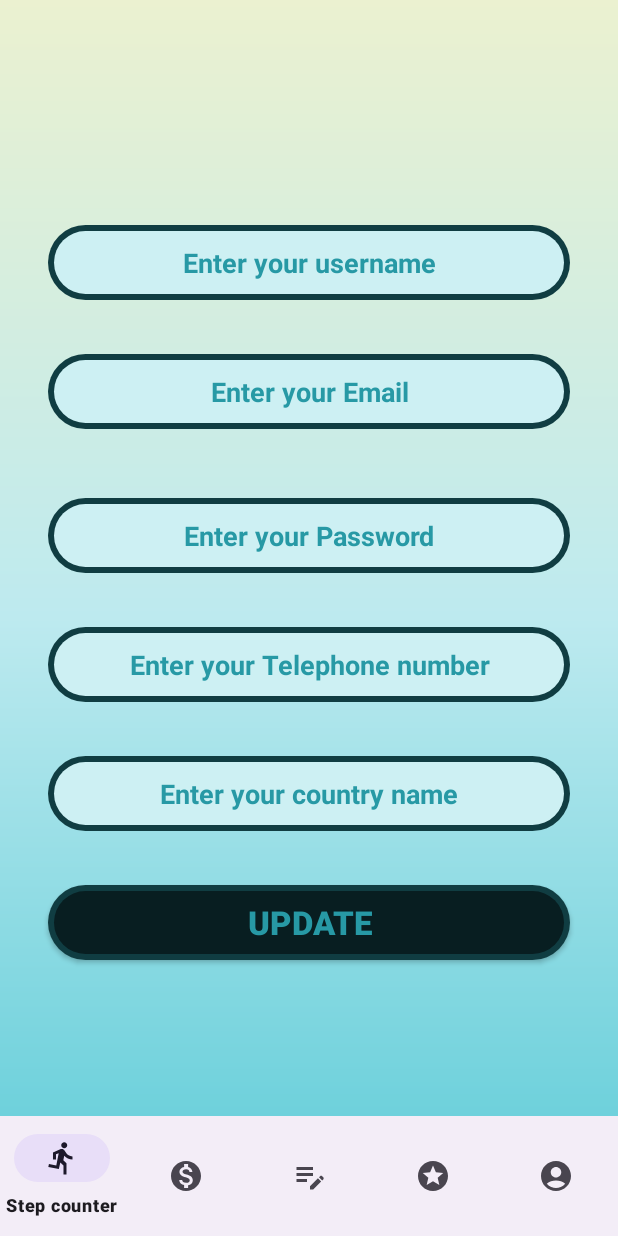
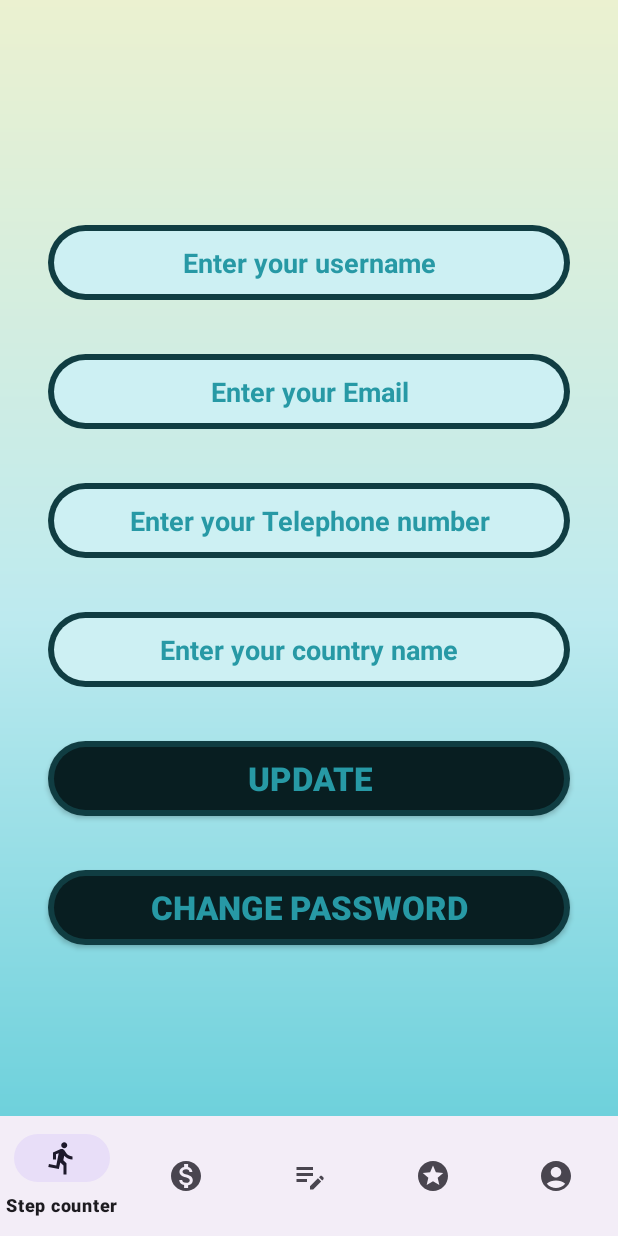
Before and after one commit to jmaimohamed/JetSetGo, an Android app: the fragment InformationF placed in its activity, on a phone screen of 412 x 824 dp. Run offline under Robolectric (Android 15) with nearby library versions, the phone set to English and light mode, and no system bars; our stand-ins replace Room's generated code.

Commit message:
User_Final(CRUD/API(Email/BCrypt04)/Capteur(vocale/Sansf+ FingerPrint))

```diff
--- a/app/build.gradle.kts
+++ b/app/build.gradle.kts
@@ -50,4 +50,6 @@ dependencies {
     androidTestImplementation("androidx.test.ext:junit:1.1.5")
     androidTestImplementation("androidx.test.espresso:espresso-core:3.5.1")
     implementation("androidx.biometric:biometric:1.1.0")
+    implementation ("at.favre.lib:bcrypt:0.9.0")
+
 }
--- a/app/src/main/java/com/jmaaix/testttttt/All_UserF.java
+++ b/app/src/main/java/com/jmaaix/testttttt/All_UserF.java
@@ -51,11 +51,9 @@ public class All_UserF extends Fragment {
         userRecyclerView = view.findViewById(R.id.userRecyclerView);
         userRecyclerView.setLayoutManager(new LinearLayoutManager(getContext())); // Set your preferred layout manager
 
-        // Load the list of users from the database using your Room DAO
         UserDao userDao = UserDatabase.getInstance(requireContext()).userDao();
         List<User> userList = userDao.getAll();
 
-        // Create the adapter and set it to the RecyclerView
         adapter = new UserListAdapter(userList, new UserListAdapter.OnUserClickListener() {
             @Override
             public void onUserClick(User user) {
@@ -68,6 +66,7 @@ public class All_UserF extends Fragment {
                 transaction.commit();
 
             }
+
             @Override
             public void onDeleteClick(User user) {
                 AlertDialog.Builder builder = new AlertDialog.Builder(getContext());
@@ -76,7 +75,7 @@ public class All_UserF extends Fragment {
                 builder.setPositiveButton("Yes", new DialogInterface.OnClickListener() {
                     @Override
                     public void onClick(DialogInterface dialog, int which) {
-                        // Delete the account (call a method to delete from the database)
+
                         userDao.deleteUserById(user.getId());
                         FragmentManager fm = getActivity().getSupportFragmentManager();
                         for (int i = 0; i < fm.getBackStackEntryCount(); ++i) {
--- a/app/src/main/java/com/jmaaix/testttttt/DAO/FingerprintDataDao.java
+++ /dev/null
@@ -1,26 +0,0 @@
-package com.jmaaix.testttttt.DAO;
-
-import androidx.room.Dao;
-import androidx.room.Insert;
-import androidx.room.OnConflictStrategy;
-import androidx.room.Query;
-import androidx.room.Update;
-
-import com.jmaaix.testttttt.database.UserDatabase;
-import com.jmaaix.testttttt.entities.FingerprintData;
-import com.jmaaix.testttttt.entities.User;
-
-
-@Dao
-public interface FingerprintDataDao  {
-
-
-
-
-
-    @Insert(onConflict = OnConflictStrategy.REPLACE)
-    void insertFingerprintData(FingerprintData fingerprintData);
-
-    @Query("SELECT * FROM fingerPrint WHERE userId = :userId")
-    FingerprintData getFingerprintDataByUserId(long userId);
-}
--- a/app/src/main/java/com/jmaaix/testttttt/DAO/UserDao.java
+++ b/app/src/main/java/com/jmaaix/testttttt/DAO/UserDao.java
@@ -7,7 +7,6 @@ import androidx.room.OnConflictStrategy;
 import androidx.room.Query;
 import androidx.room.Update;
 
-import com.jmaaix.testttttt.entities.FingerprintData;
 import com.jmaaix.testttttt.entities.User;
 
 import java.util.List;
@@ -47,6 +46,9 @@ public interface UserDao {
     void updateUser(User user);
     @Query("UPDATE users SET username = :newUsername , Email=:Email , Telephone = :Telephonee , Pays = :Payss  WHERE id = :userId")
     void updateUsername(long userId, String newUsername,String Email,String Telephonee,String Payss);
+
+    @Query("UPDATE users SET password = :Password  WHERE id = :userId")
+    void UpdatePassword(long userId, String Password);
     @Delete
     void deleteUser(User user);
     @Query("DELETE FROM users WHERE id = :userId")
@@ -58,8 +60,6 @@ public interface UserDao {
     @Query("SELECT * FROM users WHERE id = :userId")
     User getUserById(long userId);
 
-    @Query("SELECT * FROM fingerprint WHERE userId  = :userId") // Correct the table name
-    FingerprintData getFingerprintDataByUserId(long userId);
 
     @Query("UPDATE users SET Spes=:spess  WHERE id = :userId")
 
--- a/app/src/main/java/com/jmaaix/testttttt/database/UserDatabase.java
+++ b/app/src/main/java/com/jmaaix/testttttt/database/UserDatabase.java
@@ -6,19 +6,14 @@ import androidx.room.Database;
 import androidx.room.Room;
 import androidx.room.RoomDatabase;
 
-import com.jmaaix.testttttt.DAO.FingerprintDataDao;
 import com.jmaaix.testttttt.DAO.UserDao;
-import com.jmaaix.testttttt.entities.FingerprintData;
 import com.jmaaix.testttttt.entities.User;
 
-import java.util.List;
-import java.util.Map;
-
-@Database(entities = {User.class , FingerprintData.class},version = 1,exportSchema = false)
+@Database(entities = {User.class},version = 2,exportSchema = false)
 public abstract class UserDatabase extends RoomDatabase {
     private static UserDatabase instance ;
     public abstract UserDao userDao();
-    public abstract FingerprintDataDao fingerprintDataDao();
+
     public static UserDatabase getInstance(Context context){
         if(instance== null){
             instance = Room.databaseBuilder(context.getApplicationContext(), UserDatabase.class, "JetSetGos")
--- a/app/src/main/res/layout/activity_home.xml
+++ b/app/src/main/res/layout/activity_home.xml
@@ -29,4 +29,6 @@
 
 
         app:menu="@menu/bottom_nav_menu" />
+
+
 </androidx.constraintlayout.widget.ConstraintLayout>
--- a/app/src/main/res/layout/fragment_information.xml
+++ b/app/src/main/res/layout/fragment_information.xml
@@ -42,24 +42,7 @@
         android:textColorHint="#2799A5"
         android:textStyle="bold" />
 
-    <EditText
-        android:id="@+id/Password"
-        android:layout_width="match_parent"
-        android:layout_height="50dp"
-        android:layout_marginStart="32dp"
-        android:layout_marginTop="30dp"
-        android:layout_marginEnd="32dp"
-        android:layout_marginBottom="16dp"
-        android:background="@drawable/fieldtextt"
-        android:ems="10"
-        android:hint="Enter your Password"
-        android:inputType="textPassword"
-        android:textAlignment="center"
-        android:textColor="#2799A5"
-        android:textColorHint="#2799A5"
-        android:textStyle="bold"
 
-        />
 
     <EditText
         android:id="@+id/Telephone"
@@ -110,5 +93,19 @@
             android:textColor="#2799A5"
             android:textSize="22sp"
             android:textStyle="bold" />
+        <androidx.appcompat.widget.AppCompatButton
+            android:id="@+id/ChangePassword"
+            android:layout_width="match_parent"
+            android:layout_height="50dp"
+            android:layout_marginStart="32dp"
+            android:layout_marginTop="20dp"
+            android:layout_marginEnd="32dp"
+            android:layout_marginBottom="16dp"
+            android:background="@drawable/buttonloginsignup"
+            android:gravity="center"
+            android:text="Change Password"
+            android:textColor="#2799A5"
+            android:textSize="22sp"
+            android:textStyle="bold" />
     </LinearLayout>
 </FrameLayout>
--- a/app/src/main/res/layout/fragment_user_account.xml
+++ b/app/src/main/res/layout/fragment_user_account.xml
@@ -18,7 +18,7 @@
             android:id="@+id/All_User"
             android:layout_width="match_parent"
             android:layout_height="50dp"
-            android:layout_marginTop="200dp"
+            android:layout_marginTop="150dp"
             android:layout_marginEnd="50dp"
             android:layout_marginStart="50dp"
             android:background="@drawable/buttonloginsignup"
```
Also changed, not shown: app/src/main/java/com/jmaaix/testttttt/ChangePasswordF.java (added, +88 -0 lines), app/src/main/java/com/jmaaix/testttttt/ForgetActivity.java (deleted, +0 -14 lines), app/src/main/java/com/jmaaix/testttttt/HomeActivity.java (+5 -2 lines), app/src/main/java/com/jmaaix/testttttt/InformationF.java (+17 -4 lines), app/src/main/java/com/jmaaix/testttttt/LoginActivity.java (+20 -12 lines), app/src/main/java/com/jmaaix/testttttt/RegisterActivity.java (+6 -2 lines), app/src/main/java/com/jmaaix/testttttt/entities/FingerprintData.java (deleted, +0 -37 lines), app/src/main/res/layout/fragment_change_password.xml (added, +68 -0 lines).
